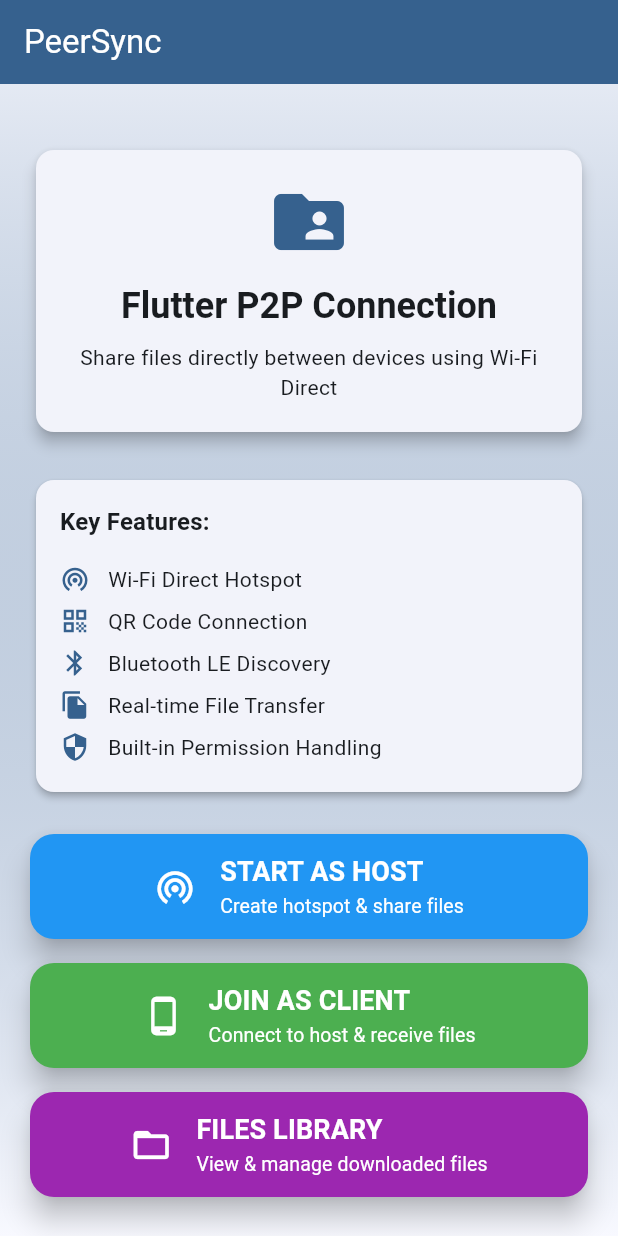
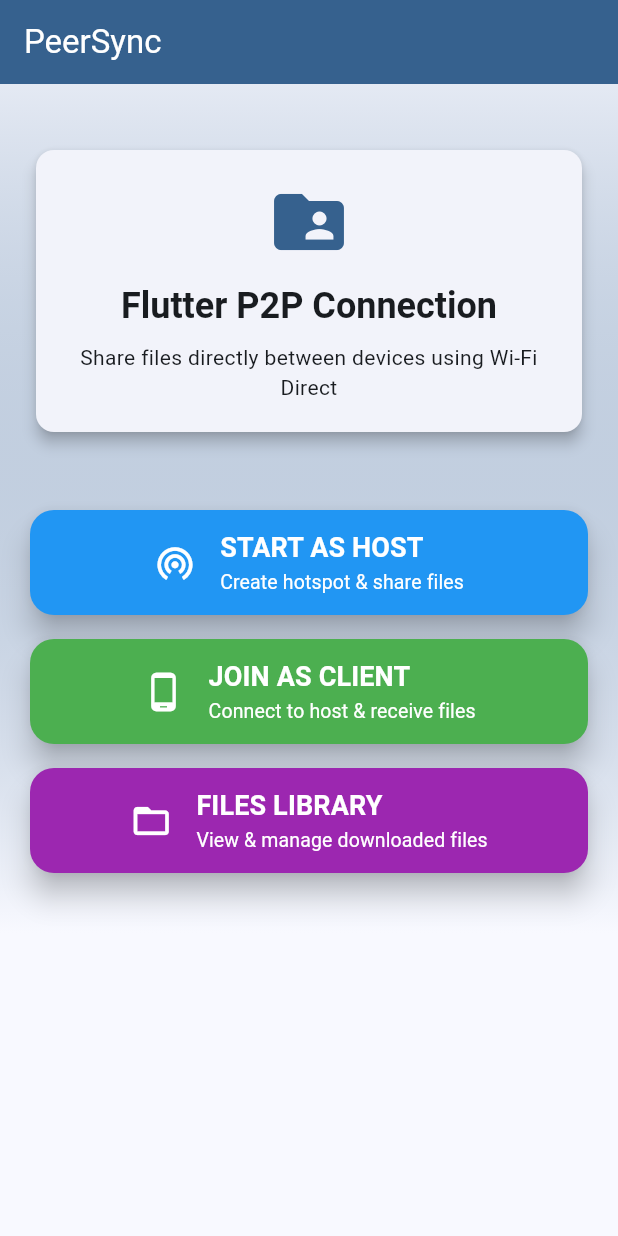
Before and after one commit to Tharaka-Chathuranga/Folder_sync, a Flutter app: the screen it shows after launch, on a phone screen of 412 x 824 dp. Run offline on Flutter 3.47's test engine with Material 3 defaults, Android fonts, the light colour scheme and no system bars; our stand-ins replace chewie, file_picker, open_filex, permission_handler, photo_view, qr_flutter and 2 more; missing offline and left inert: flutter_p2p_connection, qr_code_scanner, syncfusion_flutter_pdfviewer.

Commit message:
UI changed

```diff
--- a/lib/screens/demo_home_screen.dart
+++ b/lib/screens/demo_home_screen.dart
@@ -72,29 +72,29 @@
                 const SizedBox(height: 24),
 
                 // Key Features Section
-                Card(
-                  elevation: 2,
-                  child: Padding(
-                    padding: const EdgeInsets.all(16.0),
-                    child: Column(
-                      crossAxisAlignment: CrossAxisAlignment.start,
-                      children: [
-                        Text(
-                          'Key Features:',
-                          style: Theme.of(context).textTheme.titleMedium?.copyWith(
-                            fontWeight: FontWeight.bold,
-                          ),
-                        ),
-                        const SizedBox(height: 12),
-                        _buildFeatureItem(Icons.wifi_tethering, 'Wi-Fi Direct Hotspot'),
-                        _buildFeatureItem(Icons.qr_code, 'QR Code Connection'),
-                        _buildFeatureItem(Icons.bluetooth, 'Bluetooth LE Discovery'),
-                        _buildFeatureItem(Icons.file_copy, 'Real-time File Transfer'),
-                        _buildFeatureItem(Icons.security, 'Built-in Permission Handling'),
-                      ],
-                    ),
-                  ),
-                ),
+                // Card(
+                //   elevation: 2,
+                //   child: Padding(
+                //     padding: const EdgeInsets.all(16.0),
+                //     child: Column(
+                //       crossAxisAlignment: CrossAxisAlignment.start,
+                //       children: [
+                //         Text(
+                //           'Key Features:',
+                //           style: Theme.of(context).textTheme.titleMedium?.copyWith(
+                //             fontWeight: FontWeight.bold,
+                //           ),
+                //         ),
+                //         const SizedBox(height: 12),
+                //         _buildFeatureItem(Icons.wifi_tethering, 'Wi-Fi Direct Hotspot'),
+                //         _buildFeatureItem(Icons.qr_code, 'QR Code Connection'),
+                //         _buildFeatureItem(Icons.bluetooth, 'Bluetooth LE Discovery'),
+                //         _buildFeatureItem(Icons.file_copy, 'Real-time File Transfer'),
+                //         _buildFeatureItem(Icons.security, 'Built-in Permission Handling'),
+                //       ],
+                //     ),
+                //   ),
+                // ),
 
                 const SizedBox(height: 24),
 
```
